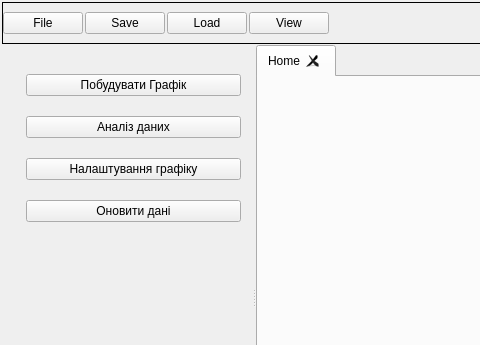
Before: the Qt Designer form UI/main_window.ui in 1DenLy/ChartInsight, drawn with Qt 5; both pictures show x 0 to 480 and y 0 to 345 of the 800 by 550 pixel window.
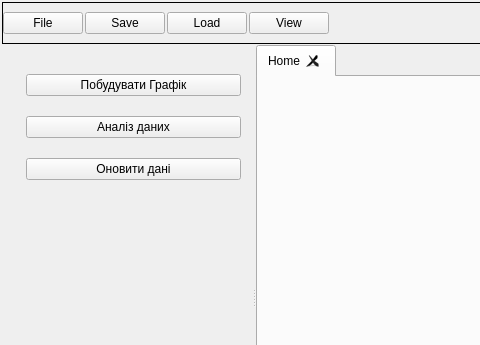
After: the same form once the commit is applied.

The edit to the form file:
```diff
--- a/UI/main_window.ui
+++ b/UI/main_window.ui
@@ -288,35 +288,6 @@
               </layout>
              </widget>
             </item>
-            <item>
-             <widget class="QFrame" name="frame_pushButton_plot_settings">
-              <property name="cursor">
-               <cursorShape>ArrowCursor</cursorShape>
-              </property>
-              <layout class="QHBoxLayout" name="layout_pushButton_plot_settings">
-               <item>
-                <widget class="QLabel" name="icon_pushButton_plot_settings">
-                 <property name="text">
-                  <string/>
-                 </property>
-                </widget>
-               </item>
-               <item>
-                <widget class="QPushButton" name="pushButton_plot_settings">
-                 <property name="sizePolicy">
-                  <sizepolicy hsizetype="Expanding" vsizetype="Preferred">
-                   <horstretch>0</horstretch>
-                   <verstretch>0</verstretch>
-                  </sizepolicy>
-                 </property>
-                 <property name="text">
-                  <string>Налаштування графіку</string>
-                 </property>
-                </widget>
-               </item>
-              </layout>
-             </widget>
-            </item>
             <item>
              <widget class="QFrame" name="frame_pushButton_data_update">
               <property name="cursor">
```
